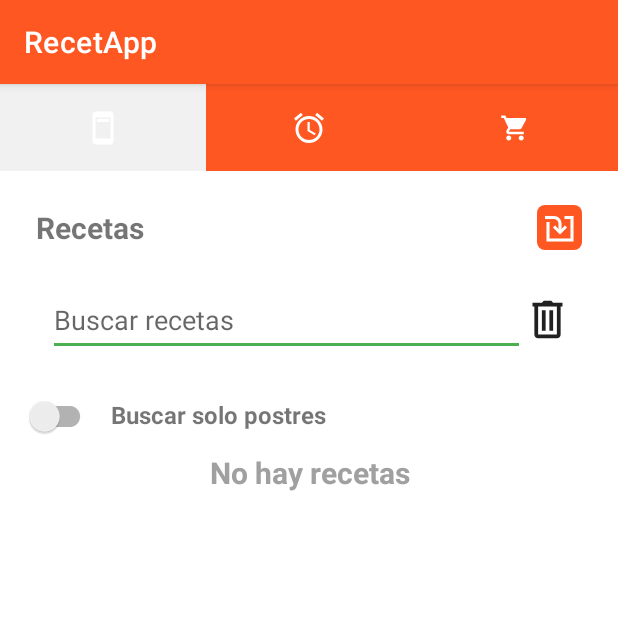
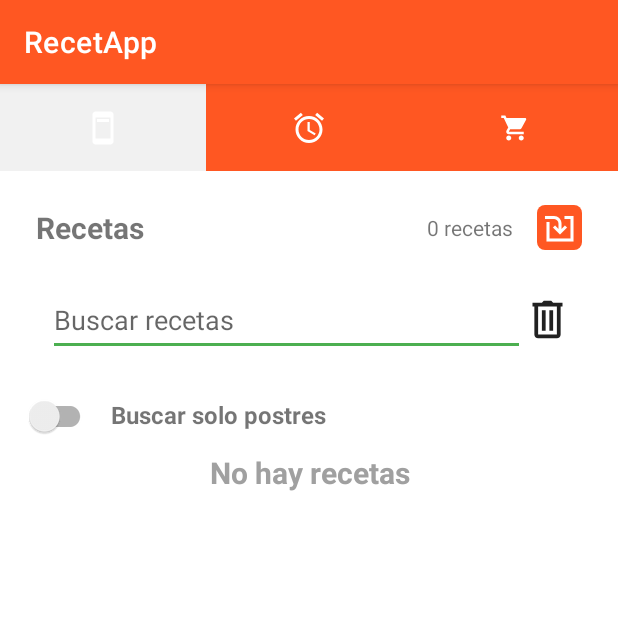
Before and after one commit to davidlucasm81/RecetApp, an Android app: the screen it shows after launch (MainActivity), on a phone screen of 412 x 824 dp, the top half of it. Run offline under Robolectric (Android 15) with nearby library versions, the phone set to English and light mode, and no system bars.

Commit message:
Contador de recetas

```diff
--- a/app/src/main/java/com/david/recetapp/fragments/RecetasFragment.java
+++ b/app/src/main/java/com/david/recetapp/fragments/RecetasFragment.java
@@ -1,4 +1,3 @@
-// Java
 package com.david.recetapp.fragments;
 
 import android.content.Intent;
@@ -43,6 +42,7 @@ import java.util.stream.Collectors;
 
 public class RecetasFragment extends Fragment implements RecetaExpandableListAdapter.EmptyListListener {
     private TextView textViewEmpty;
+    private TextView contadorTextView; // nuevo: contador
     private ExpandableListView expandableListView;
     private List<Receta> listaRecetas = new ArrayList<>();     // lista filtrada que se muestra
     private final List<Receta> allRecetas = new ArrayList<>();       // cache: todas las recetas cargadas
@@ -80,6 +80,11 @@ public class RecetasFragment extends Fragment implements RecetaExpandableListAda
 
         // Inicializamos el Switch **antes** de cualquier filtrado para evitar NPE
         botonPostres = rootView.findViewById(R.id.botonPostre);
+
+        // Inicializar el contador (nuevo)
+        contadorTextView = rootView.findViewById(R.id.textViewContadorRecetas);
+        // aseguramos valor inicial
+        actualizarContadorUI(0);
 
         // Handler y executor
         mainHandler = new Handler(Looper.getMainLooper());
@@ -215,6 +220,9 @@ public class RecetasFragment extends Fragment implements RecetaExpandableListAda
 
                 actualizarVisibilidadListaRecetas();
 
+                // Actualizar el contador con el número de recetas visibles
+                actualizarContador();
+
                 // Recalcular visibilidad del FAB tras actualizar el adaptador
                 actualizarFabSegunScroll();
 
@@ -258,12 +266,31 @@ public class RecetasFragment extends Fragment implements RecetaExpandableListAda
         }
     }
 
+    // Nuevo: actualiza el TextView del contador usando listaRecetas (debe llamarse en UI thread)
+    private void actualizarContador() {
+        int count = (listaRecetas == null) ? 0 : listaRecetas.size();
+        actualizarContadorUI(count);
+    }
+
+    // helper que actualiza la UI del contador (asegura ejecución en UI thread)
+    private void actualizarContadorUI(int count) {
+        if (contadorTextView == null) return;
+        // Texto sencillo en español. Puedes cambiar a recursos si prefieres.
+        contadorTextView.setText(String.format(Locale.getDefault(), "%d %s", count, (count == 1 ? "receta" : "recetas")));
+    }
+
     @Override
     public void onListEmpty() {
         textViewEmpty.setVisibility(View.VISIBLE);
         View view = getView();
         if (view != null) {
             view.findViewById(R.id.textoPostre).setVisibility(View.GONE);
+        }
+        // cuando la lista está vacía el contador debe mostrar 0
+        if (mainHandler != null) {
+            mainHandler.post(() -> actualizarContadorUI(0));
+        } else {
+            actualizarContadorUI(0);
         }
     }
 
--- a/app/src/main/res/layout/fragment_recetas.xml
+++ b/app/src/main/res/layout/fragment_recetas.xml
@@ -17,23 +17,39 @@
             android:orientation="vertical"
             android:padding="16dp">
 
+            <!-- Header: título + contador + botón importar -->
             <LinearLayout
                 android:layout_width="match_parent"
                 android:layout_height="wrap_content"
                 android:orientation="horizontal"
                 tools:ignore="RtlSymmetry">
 
+                <!-- Título: ocupa el espacio restante -->
                 <TextView
-                    android:layout_width="wrap_content"
+                    android:id="@+id/textViewTituloRecetas"
+                    android:layout_width="0dp"
                     android:layout_height="wrap_content"
+                    android:layout_weight="1"
                     android:layout_gravity="start"
                     android:padding="8dp"
                     android:text="@string/recetas"
                     android:textSize="20sp"
                     android:textStyle="bold" />
 
+                <!-- Contador de recetas (nuevo) -->
+                <TextView
+                    android:id="@+id/textViewContadorRecetas"
+                    android:layout_width="wrap_content"
+                    android:layout_height="wrap_content"
+                    android:layout_gravity="center_vertical"
+                    android:padding="8dp"
+                    android:text="@string/_0_recetas"
+                    android:textSize="14sp"
+                    android:textStyle="normal" />
+
+                <!-- Contenedor para el botón importar (queda a la derecha) -->
                 <LinearLayout
-                    android:layout_width="match_parent"
+                    android:layout_width="wrap_content"
                     android:layout_height="match_parent"
                     android:gravity="center|end"
                     android:orientation="horizontal">
@@ -42,6 +58,7 @@
                         android:id="@+id/btnImportar"
                         android:layout_width="30dp"
                         android:layout_height="30dp"
+                        android:layout_marginStart="8dp"
                         android:layout_marginEnd="8dp"
                         android:background="@drawable/boton_redondo"
                         android:contentDescription="@string/importar"
@@ -50,6 +67,7 @@
                 </LinearLayout>
             </LinearLayout>
 
+            <!-- resto del layout (sin cambios salvo indent) -->
             <GridLayout
                 android:layout_width="match_parent"
                 android:layout_height="wrap_content"
--- a/app/src/main/res/values/strings.xml
+++ b/app/src/main/res/values/strings.xml
@@ -78,4 +78,5 @@
     <string name="dia_fin">Díá Fin:</string>
     <string name="numero_personas">Número de personas para la receta</string>
     <string name="numero_personas_incorrecto">Número de personas incorrecto</string>
+    <string name="_0_recetas">0 recetas</string>
 </resources>
```
Also changed, not shown: 1 other file.
